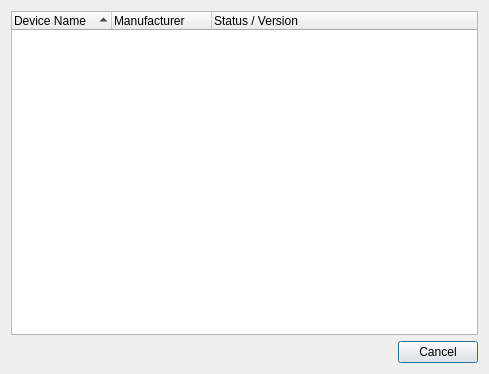
Above: usbselector.ui from c3d/db48x-from-newrpl before the change. Below: the same form after it.
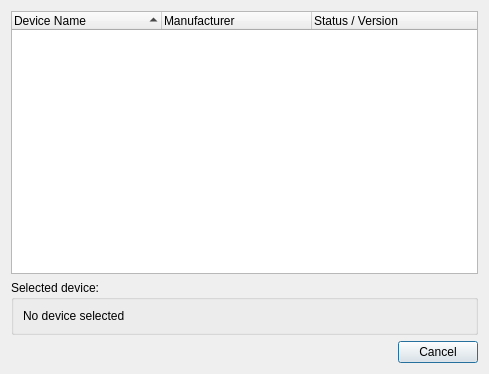
That is the form after the change.

Patch:
```diff
--- a/usbselector.ui
+++ b/usbselector.ui
@@ -25,6 +25,12 @@
      <property name="allColumnsShowFocus">
       <bool>true</bool>
      </property>
+     <attribute name="headerDefaultSectionSize">
+      <number>150</number>
+     </attribute>
+     <attribute name="headerMinimumSectionSize">
+      <number>64</number>
+     </attribute>
      <column>
       <property name="text">
        <string>Device Name</string>
@@ -42,6 +48,22 @@
      </column>
     </widget>
    </item>
+   <item>
+    <widget class="QGroupBox" name="groupBox">
+     <property name="title">
+      <string>Selected device:</string>
+     </property>
+     <layout class="QVBoxLayout" name="verticalLayout_2">
+      <item>
+       <widget class="QLabel" name="label">
+        <property name="text">
+         <string>No device selected</string>
+        </property>
+       </widget>
+      </item>
+     </layout>
+    </widget>
+   </item>
    <item>
     <widget class="QDialogButtonBox" name="buttonBox">
      <property name="orientation">
```
Left out of the diff: 3 changed lines with no effect on the pictures.
